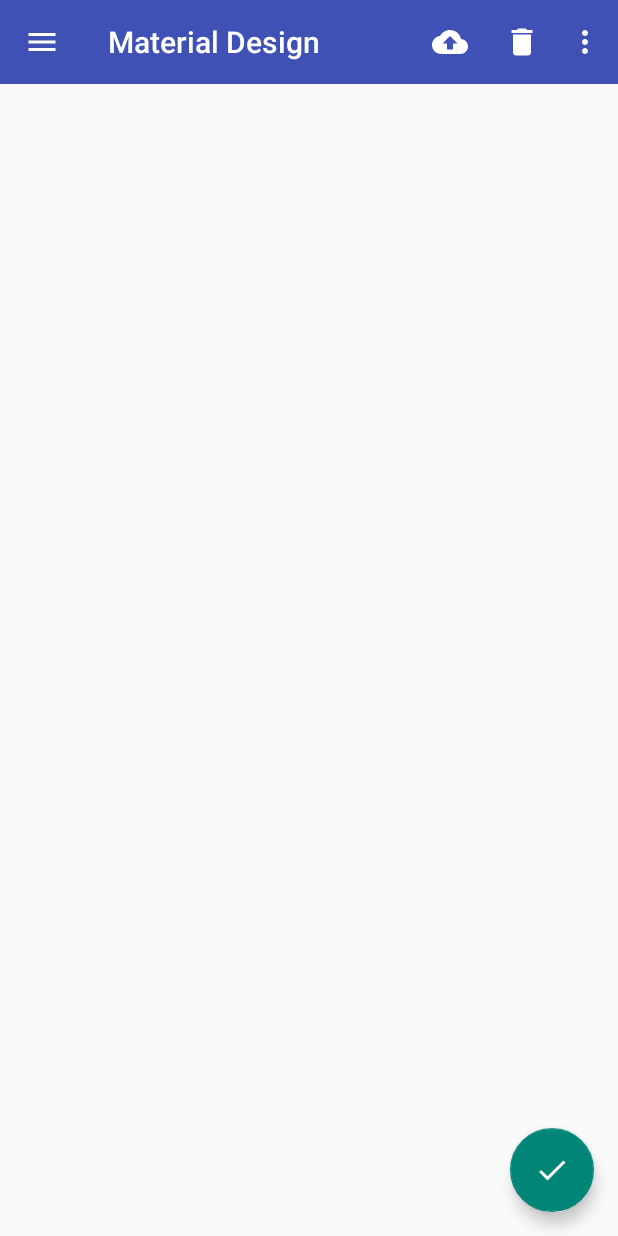
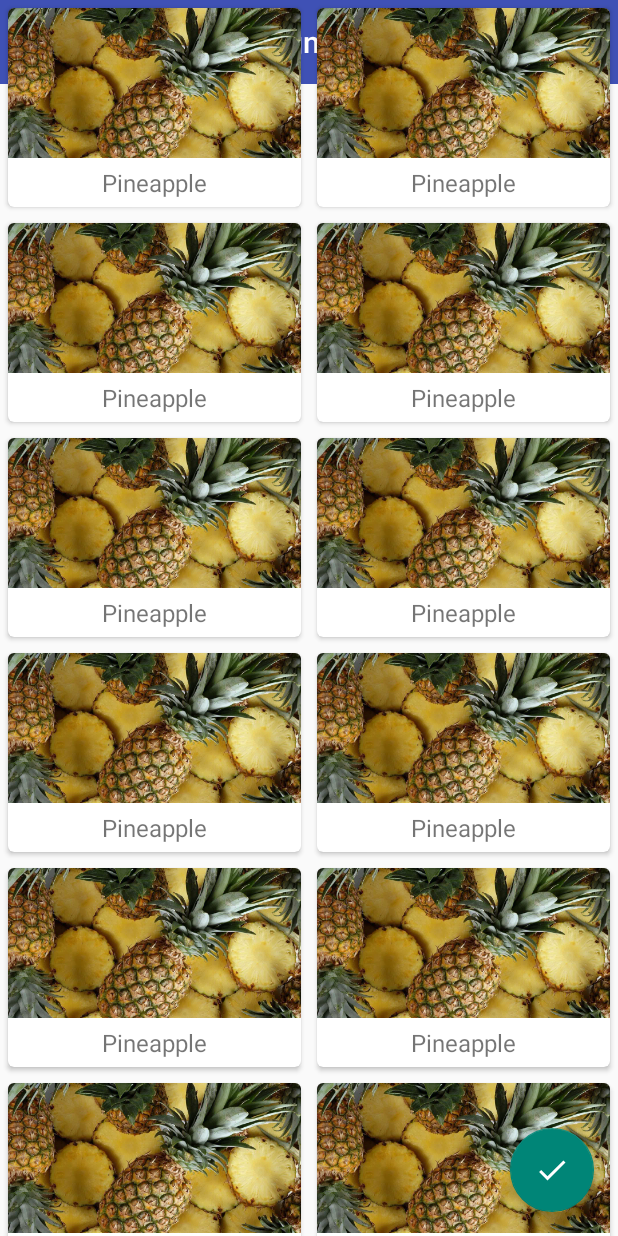
Before and after one commit to hykruntoahead/AndroidMdDemo, an Android app: the screen it shows after launch (MainActivity), on a phone screen of 412 x 824 dp. Run offline under Robolectric (Android 15) with nearby library versions, the phone set to English and light mode, and no system bars.

Commit message:
CardView + RecyclerView

```diff
--- a/app/build.gradle
+++ b/app/build.gradle
@@ -29,4 +29,5 @@ dependencies {
     implementation 'com.android.support:cardview-v7:27.1.1'
     implementation 'com.android.support:recyclerview-v7:27.1.1'
     implementation 'de.hdodenhof:circleimageview:2.2.0'
+    implementation 'com.github.bumptech.glide:glide:3.7.0'
 }
--- /dev/null
+++ b/app/src/main/java/com/iaijian/robot/androidmddemo/Fruit.java
@@ -0,0 +1,19 @@
+package com.iaijian.robot.androidmddemo;
+
+public class Fruit {
+    private String name;
+    private int imageId;
+
+    public Fruit(String name, int imageId) {
+        this.name = name;
+        this.imageId = imageId;
+    }
+
+    public String getName() {
+        return name;
+    }
+
+    public int getImageId() {
+        return imageId;
+    }
+}
--- /dev/null
+++ b/app/src/main/java/com/iaijian/robot/androidmddemo/FruitAdapter.java
@@ -0,0 +1,63 @@
+package com.iaijian.robot.androidmddemo;
+
+import android.content.Context;
+import android.support.annotation.NonNull;
+import android.support.v7.widget.CardView;
+import android.support.v7.widget.RecyclerView;
+import android.view.LayoutInflater;
+import android.view.View;
+import android.view.ViewGroup;
+import android.widget.ImageView;
+import android.widget.TextView;
+
+import com.bumptech.glide.Glide;
+
+import java.util.List;
+
+public class FruitAdapter extends RecyclerView.Adapter<FruitAdapter.ViewHolder> {
+    private Context mContext;
+    private List<Fruit> mFruitList;
+
+
+    static class ViewHolder extends RecyclerView.ViewHolder {
+        CardView cardView;
+        ImageView fruitImage;
+        TextView fruitName;
+
+        public ViewHolder(View itemView) {
+            super(itemView);
+            cardView = (CardView) itemView;
+            fruitName = cardView.findViewById(R.id.fruit_name);
+            fruitImage = cardView.findViewById(R.id.fruit_image);
+        }
+    }
+
+    public FruitAdapter(List<Fruit> fruits) {
+        mFruitList = fruits;
+    }
+
+
+    @NonNull
+    @Override
+    public ViewHolder onCreateViewHolder(@NonNull ViewGroup parent, int viewType) {
+        if (mContext == null) {
+            mContext = parent.getContext();
+        }
+        View view = LayoutInflater.from(mContext).inflate(R.layout.fruit_item, parent, false);
+        return new ViewHolder(view);
+    }
+
+    @Override
+    public void onBindViewHolder(@NonNull ViewHolder holder, int position) {
+         Fruit fruit = mFruitList.get(position);
+         holder.fruitName.setText(fruit.getName());
+         Glide.with(mContext).load(fruit.getImageId()).into(holder.fruitImage);
+    }
+
+    @Override
+    public int getItemCount() {
+        return mFruitList.size();
+    }
+
+
+}
--- a/app/src/main/java/com/iaijian/robot/androidmddemo/MainActivity.java
+++ b/app/src/main/java/com/iaijian/robot/androidmddemo/MainActivity.java
@@ -11,15 +11,31 @@ import android.support.v4.widget.DrawerLayout;
 import android.support.v7.app.ActionBar;
 import android.support.v7.app.AppCompatActivity;
 import android.os.Bundle;
+import android.support.v7.widget.GridLayoutManager;
+import android.support.v7.widget.RecyclerView;
 import android.support.v7.widget.Toolbar;
 import android.view.Menu;
 import android.view.MenuItem;
 import android.view.View;
 import android.widget.Toast;
 
+import java.util.ArrayList;
+import java.util.List;
+import java.util.Random;
+
 public class MainActivity extends AppCompatActivity {
 
     private DrawerLayout mDrawerLayout;
+    private Fruit[] fruits = {
+            new Fruit("Apple",R.drawable.apple),new Fruit("Banana",R.drawable.banana),
+            new Fruit("Orange",R.drawable.orange),new Fruit("Watermelon",R.drawable.watermelon),
+            new Fruit("Pear",R.drawable.pear),new Fruit("Grape",R.drawable.grape),
+            new Fruit("Pineapple",R.drawable.pineapple),new Fruit("Strawberry",R.drawable.straberry),
+            new Fruit("Cherry",R.drawable.cherry),new Fruit("Mango",R.drawable.mango)
+    };
+
+    private List<Fruit> fruitList = new ArrayList<>();
+    private FruitAdapter adapter;
 
     public static void startInstance(Context context) {
         context.startActivity(new Intent(context, MainActivity.class));
@@ -64,6 +80,22 @@ public class MainActivity extends AppCompatActivity {
                         .show();
             }
         });
+
+        initFruits();
+        RecyclerView recyclerView = findViewById(R.id.recycler_view);
+        GridLayoutManager layoutManager = new GridLayoutManager(this,2);
+        recyclerView.setLayoutManager(layoutManager);
+        adapter = new FruitAdapter(fruitList);
+        recyclerView.setAdapter(adapter);
+    }
+
+    private void initFruits() {
+        fruitList.clear();
+        for (int i = 0; i <50; i++) {
+            Random random = new Random();
+            int index = random.nextInt(fruits.length);
+            fruitList.add(fruits[index]);
+        }
     }
 
     @Override
--- a/app/src/main/res/layout/activity_main_draw_layout.xml
+++ b/app/src/main/res/layout/activity_main_draw_layout.xml
@@ -8,6 +8,7 @@
     <android.support.design.widget.CoordinatorLayout
         android:layout_width="match_parent"
         android:layout_height="match_parent">
+
         <android.support.v7.widget.Toolbar
             android:id="@+id/toolbar"
             android:layout_width="match_parent"
@@ -16,6 +17,12 @@
             android:theme="@style/ThemeOverlay.AppCompat.Dark.ActionBar"
             app:popupTheme="@style/ThemeOverlay.AppCompat.Light">
         </android.support.v7.widget.Toolbar>
+
+        <android.support.v7.widget.RecyclerView
+            android:id="@+id/recycler_view"
+            android:layout_width="match_parent"
+            android:layout_height="match_parent">
+        </android.support.v7.widget.RecyclerView>
 
         <android.support.design.widget.FloatingActionButton
             android:id="@+id/fab"
--- /dev/null
+++ b/app/src/main/res/layout/fruit_item.xml
@@ -0,0 +1,28 @@
+<?xml version="1.0" encoding="utf-8"?>
+<android.support.v7.widget.CardView xmlns:android="http://schemas.android.com/apk/res/android"
+    android:layout_width="match_parent"
+    android:layout_height="wrap_content"
+    xmlns:app="http://schemas.android.com/apk/res-auto"
+    android:layout_margin="5dp"
+    app:cardCornerRadius="4dp">
+    <LinearLayout
+        android:orientation="vertical"
+        android:layout_width="match_parent"
+        android:layout_height="wrap_content">
+        <ImageView
+            android:id="@+id/fruit_image"
+            android:layout_width="match_parent"
+            android:layout_height="100dp"
+            android:scaleType="centerCrop"/>
+
+        <TextView
+            android:id="@+id/fruit_name"
+            android:layout_width="wrap_content"
+            android:layout_height="wrap_content"
+            android:layout_gravity="center_horizontal"
+            android:layout_margin="5dp"
+            android:textSize="16sp"/>
+
+    </LinearLayout>
+
+</android.support.v7.widget.CardView>
```
Also changed, not shown: app/src/main/res/drawable/apple.webp (added), app/src/main/res/drawable/banana.webp (added), app/src/main/res/drawable/cherry.webp (added), app/src/main/res/drawable/grape.webp (added), app/src/main/res/drawable/mango.webp (added), app/src/main/res/drawable/orange.webp (added), app/src/main/res/drawable/pear.webp (added), app/src/main/res/drawable/pineapple.webp (added), app/src/main/res/drawable/straberry.webp (added), app/src/main/res/drawable/watermelon.webp (added).
